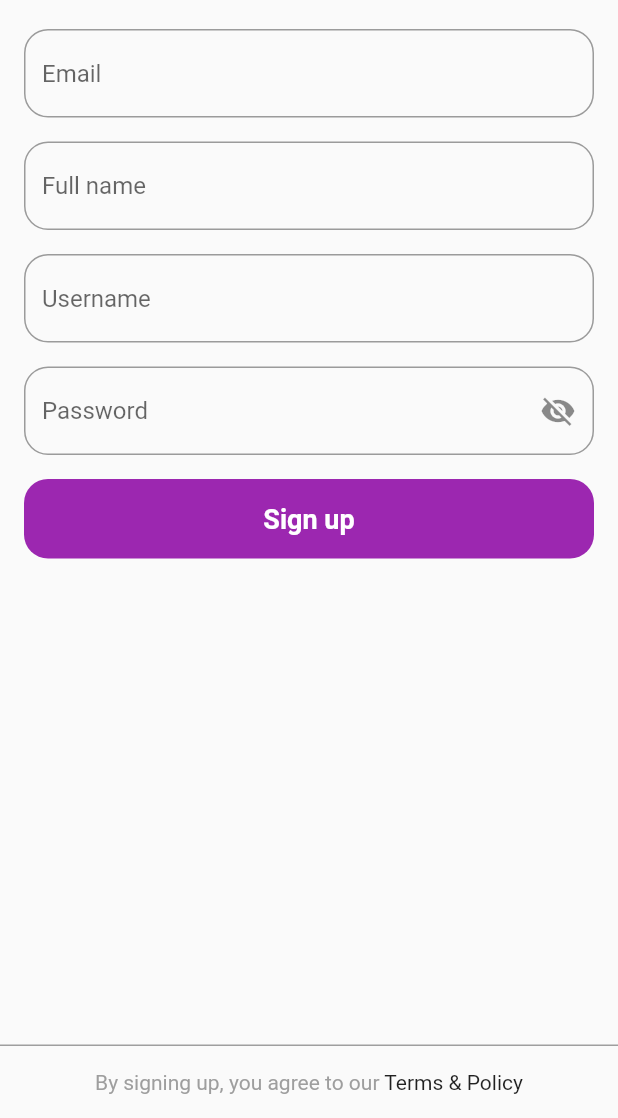
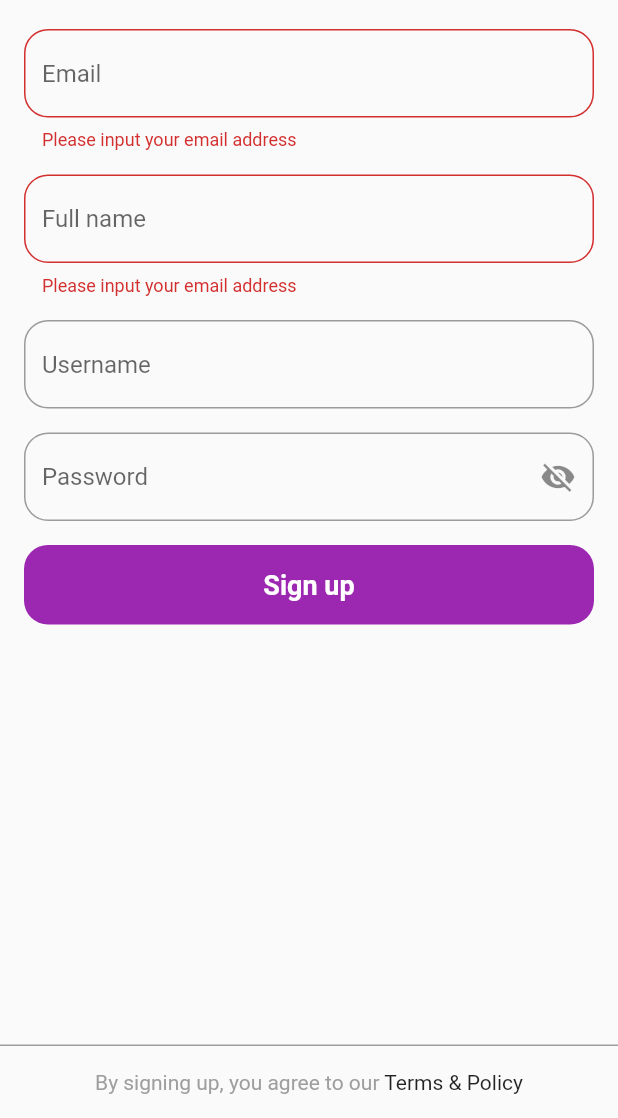
Before and after one commit to edicybereye/cloneIG, a Flutter app: the Registrasi screen opened directly, after a tap on "Sign up", on a phone screen of 412 x 824 dp, the part 118-1236 px from its top. Run offline on Flutter 3.47's test engine with Material 2 defaults, Android fonts, the phone set to English and light mode, and no system bars.

Commit message:
registrasi & login

```diff
--- /dev/null
+++ b/lib/custom/RegistrasiForm.dart
@@ -0,0 +1,88 @@
+import 'package:flutter/material.dart';
+
+class RegistrasiForm extends StatelessWidget {
+  final TextEditingController nameController;
+  final TextEditingController emailController;
+  final TextEditingController usernameController;
+  final TextEditingController passwordController;
+  final bool obSecure;
+  final VoidCallback showHiddenPassword;
+  RegistrasiForm(
+      {this.emailController,
+      this.passwordController,
+      this.usernameController,
+      this.nameController,
+      this.obSecure = true,
+      this.showHiddenPassword});
+  @override
+  Widget build(BuildContext context) {
+    return Column(
+      children: <Widget>[
+        TextFormField(
+          validator: (e) {
+            if (e.isEmpty)
+              return "Please input your email address";
+            else
+              return null;
+          },
+          controller: emailController,
+          decoration: InputDecoration(
+              hintText: "Email",
+              border: OutlineInputBorder(
+                  borderRadius: BorderRadius.circular(16),
+                  borderSide: BorderSide(color: Colors.grey, width: 1))),
+        ),
+        SizedBox(
+          height: 16,
+        ),
+        TextFormField(
+          validator: (e) {
+            if (e.isEmpty)
+              return "Please input your email address";
+            else
+              return null;
+          },
+          controller: nameController,
+          decoration: InputDecoration(
+              hintText: "Full name",
+              border: OutlineInputBorder(
+                  borderRadius: BorderRadius.circular(16),
+                  borderSide: BorderSide(color: Colors.grey, width: 1))),
+        ),
+        SizedBox(
+          height: 16,
+        ),
+        TextFormField(
+          controller: usernameController,
+          decoration: InputDecoration(
+              hintText: "Username",
+              border: OutlineInputBorder(
+                  borderRadius: BorderRadius.circular(16),
+                  borderSide: BorderSide(color: Colors.grey, width: 1))),
+        ),
+        SizedBox(
+          height: 16,
+        ),
+        TextFormField(
+          controller: passwordController,
+          obscureText: obSecure,
+          decoration: InputDecoration(
+              hintText: "Password",
+              border: OutlineInputBorder(
+                borderRadius: BorderRadius.circular(16),
+                borderSide: BorderSide(color: Colors.grey, width: 1),
+              ),
+              suffixIcon: IconButton(
+                icon: Icon(
+                  obSecure ? Icons.visibility_off : Icons.visibility,
+                ),
+                onPressed: showHiddenPassword,
+              )),
+        ),
+        SizedBox(
+          height: 16,
+        ),
+      ],
+    );
+  }
+}
--- /dev/null
+++ b/lib/custom/keyState.dart
@@ -0,0 +1,5 @@
+import 'package:flutter/material.dart';
+
+class KeyStateCustom {
+  static final keyCustom = GlobalKey<FormState>();
+}
--- /dev/null
+++ b/lib/network/network.dart
@@ -0,0 +1,10 @@
+class NetworkURL {
+  static String server = "http://192.168.65.2/ig";
+
+  static String registrasi() {
+    return "$server/api/registrasi.php";
+  }
+  static String login() {
+    return "$server/api/login.php";
+  }
+}
--- a/lib/screen/registrasi.dart
+++ b/lib/screen/registrasi.dart
@@ -1,6 +1,11 @@
+import 'dart:convert';
+
 import 'package:flutter/material.dart';
+import 'package:training_ig/custom/RegistrasiForm.dart';
 import 'package:training_ig/custom/billaBongText.dart';
 import 'package:training_ig/custom/customButton.dart';
+import 'package:http/http.dart' as http;
+import 'package:training_ig/network/network.dart';
 
 class Registrasi extends StatefulWidget {
   @override
@@ -9,6 +14,63 @@ class Registrasi extends StatefulWidget {
 
 class _RegistrasiState extends State<Registrasi> {
   var obSecure = true;
+  final _key = GlobalKey<FormState>();
+  TextEditingController nameController = TextEditingController();
+  TextEditingController emailController = TextEditingController();
+  TextEditingController usernameController = TextEditingController();
+  TextEditingController passwordController = TextEditingController();
+  cek() {
+    if (_key.currentState.validate()) {
+      _key.currentState.save();
+      submit();
+    }
+  }
+
+  submit() async {
+    showDialog(
+        context: context,
+        builder: (context) {
+          return AlertDialog(
+            title: Text("Processing.."),
+            content: Column(
+              mainAxisSize: MainAxisSize.min,
+              children: <Widget>[
+                CircularProgressIndicator(),
+                SizedBox(
+                  height: 16,
+                ),
+                Text("Please wait...")
+              ],
+            ),
+          );
+        });
+    final response = await http.post(NetworkURL.registrasi(), body: {
+      "email": emailController.text.trim(),
+      "username": usernameController.text.trim(),
+      "password": passwordController.text.trim(),
+      "name": nameController.text.trim(),
+    });
+    final data = jsonDecode(response.body);
+    int value = data['value'];
+    String message = data['message'];
+    if (value == 1) {
+      Navigator.pop(context);
+    } else {
+      Navigator.pop(context);
+      showDialog(
+          context: context,
+          builder: (context) {
+            return AlertDialog(
+              content: Text("$message"),
+              actions: <Widget>[
+                FlatButton(
+                    onPressed: () => Navigator.pop(context), child: Text("Ok")),
+              ],
+            );
+          });
+    }
+  }
+
   @override
   Widget build(BuildContext context) {
     return SafeArea(
@@ -17,6 +79,8 @@ class _RegistrasiState extends State<Registrasi> {
           crossAxisAlignment: CrossAxisAlignment.stretch,
           children: <Widget>[
             Expanded(
+              child: Form(
+                key: _key,
                 child: ListView(
                   padding: EdgeInsets.all(16),
                   children: <Widget>[
@@ -27,69 +91,29 @@ class _RegistrasiState extends State<Registrasi> {
                     SizedBox(
                       height: 20,
                     ),
-                  TextFormField(
-                    decoration: InputDecoration(
-                        hintText: "Email",
-                        border: OutlineInputBorder(
-                            borderRadius: BorderRadius.circular(16),
-                            borderSide:
-                                BorderSide(color: Colors.grey, width: 1))),
-                  ),
-                  SizedBox(
-                    height: 16,
-                  ),
-                  TextFormField(
-                    decoration: InputDecoration(
-                        hintText: "Full name",
-                        border: OutlineInputBorder(
-                            borderRadius: BorderRadius.circular(16),
-                            borderSide:
-                                BorderSide(color: Colors.grey, width: 1))),
-                  ),
-                  SizedBox(
-                    height: 16,
-                  ),
-                  TextFormField(
-                    decoration: InputDecoration(
-                        hintText: "Username",
-                        border: OutlineInputBorder(
-                            borderRadius: BorderRadius.circular(16),
-                            borderSide:
-                                BorderSide(color: Colors.grey, width: 1))),
-                  ),
-                  SizedBox(
-                    height: 16,
-                  ),
-                   TextFormField(
-                    obscureText: obSecure,
-                    decoration: InputDecoration(
-                        hintText: "Password",
-                        border: OutlineInputBorder(
-                          borderRadius: BorderRadius.circular(16),
-                          borderSide: BorderSide(color: Colors.grey, width: 1),
-                        ),
-                        suffixIcon: IconButton(
-                          icon: Icon(
-                            obSecure ? Icons.visibility_off : Icons.visibility,
-                          ),
-                          onPressed: () {
+                    RegistrasiForm(
+                      emailController: emailController,
+                      nameController: nameController,
+                      passwordController: passwordController,
+                      usernameController: usernameController,
+                      obSecure: obSecure,
+                      showHiddenPassword: () {
                         setState(() {
                           obSecure = !obSecure;
                         });
                       },
-                        )),
-                  ),
-                  SizedBox(
-                    height: 16,
                     ),
                     InkWell(
-                    onTap: () {},
+                      onTap: () {
+                        cek();
+                      },
                       child: CustomButton(
                         "Sign up",
                         color: Colors.purple,
                       ),
                     ),
                   ],
+                ),
               ),
             ),
             Container(
```
Also changed, not shown: lib/screen/login.dart (+76 -5 lines), lib/screen/menu.dart (+127 -0 lines), lib/screen/menu/history.dart (+17 -0 lines), lib/screen/menu/home.dart (+63 -0 lines), lib/screen/menu/profile.dart (+17 -0 lines), lib/screen/menu/searching.dart (+63 -0 lines), lib/screen/menu/uploading.dart (+17 -0 lines), assets/img/account.png (added), assets/img/profile.jpg (added), assets/img/scan.png (added), 3 other files. Lines whose indentation alone changed are shown as unchanged.
